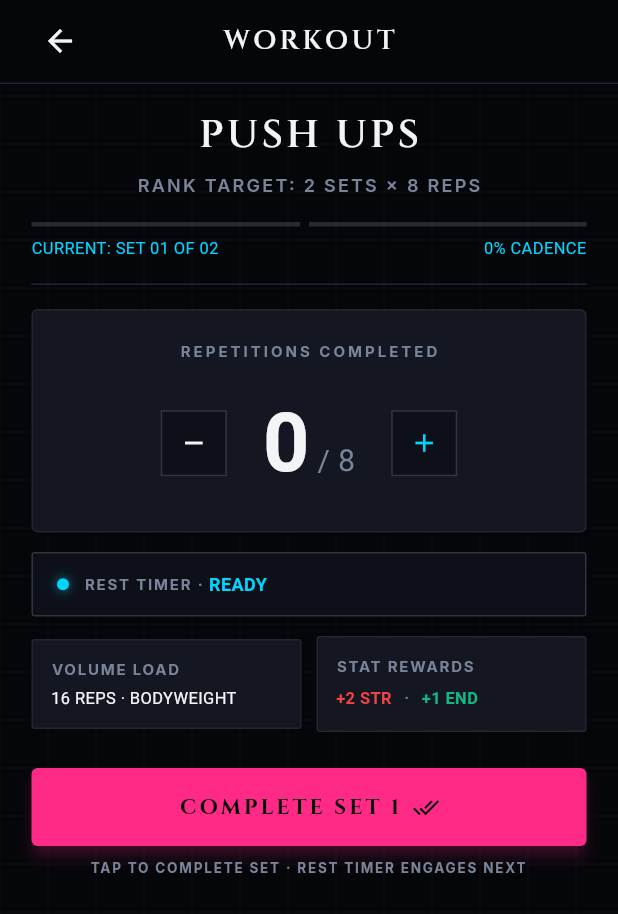
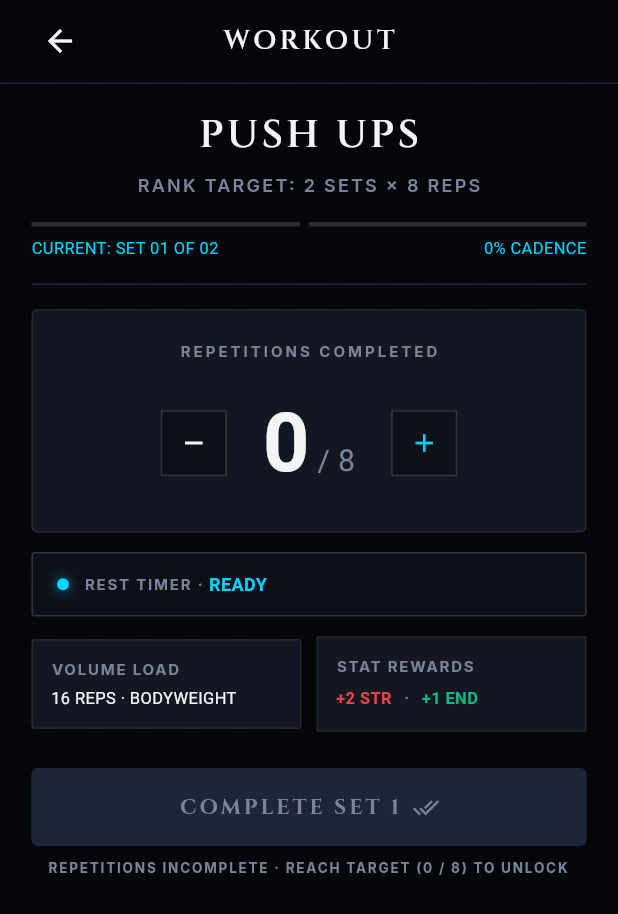
Before and after one commit to Ade-Nugraha48/levmaxreborn, a Flutter app: the WorkoutDetailPage screen opened by its route, on a phone screen of 412 x 824 dp. Shown: the top 914 px of the screen. Run offline on Flutter 3.47's test engine with Material 3 defaults, Android fonts, the phone set to English and light mode, and no system bars; our stand-ins replace fl_chart, flutter_local_notifications, flutter_map, geolocator, get, google_fonts and 6 more; accounts and stored records are empty; network calls fail.

Commit message:
fix(workout): wajibkan reps penuh sebelum dapat menyelesaikan set dan workout

```diff
--- a/lib/view/pages/workout_detail_page.dart
+++ b/lib/view/pages/workout_detail_page.dart
@@ -104,11 +104,12 @@ class _WorkoutDetailPageState extends State<WorkoutDetailPage> {
   }
 
   Future<void> _handleCompleteSet() async {
-    if (isSubmitting) return;
+    // Guard clause: strictly require targetReps reached and not resting or submitting
+    if (isSubmitting || isResting || currentReps < targetReps) {
+      return;
+    }
 
-    // Record reps completed in this set (if currentReps was dialed, use it; otherwise targetReps)
-    final repsForThisSet = currentReps > 0 ? currentReps : targetReps;
-    _totalRepsAccumulated += repsForThisSet;
+    _totalRepsAccumulated += currentReps;
 
     if (currentSet < totalSets) {
       setState(() {
@@ -188,6 +189,8 @@ class _WorkoutDetailPageState extends State<WorkoutDetailPage> {
   Widget build(BuildContext context) {
     final cadencePercent =
         ((currentSet - 1) / totalSets * 100).toInt().clamp(0, 100);
+    final bool canComplete =
+        !isSubmitting && !isResting && currentReps >= targetReps;
 
     return Scaffold(
       backgroundColor: AppColors.background,
@@ -603,15 +606,19 @@ class _WorkoutDetailPageState extends State<WorkoutDetailPage> {
                         width: double.infinity,
                         height: 52,
                         child: ElevatedButton(
-                          onPressed: isSubmitting ? null : _handleCompleteSet,
+                          onPressed: canComplete ? _handleCompleteSet : null,
                           style: ElevatedButton.styleFrom(
                             backgroundColor: AppColors.primary,
                             foregroundColor: AppColors.background,
+                            disabledBackgroundColor: const Color(0xFF1E2538),
+                            disabledForegroundColor: AppColors.textSecondary,
                             shape: RoundedRectangleBorder(
                               borderRadius: BorderRadius.circular(4),
                             ),
-                            elevation: 4,
-                            shadowColor: AppColors.primary.withValues(alpha: 0.5),
+                            elevation: canComplete ? 4 : 0,
+                            shadowColor: canComplete
+                                ? AppColors.primary.withValues(alpha: 0.5)
+                                : Colors.transparent,
                           ),
                           child: Row(
                             mainAxisAlignment: MainAxisAlignment.center,
@@ -621,13 +628,17 @@ class _WorkoutDetailPageState extends State<WorkoutDetailPage> {
                                     ? 'COMPLETE SET $currentSet'
                                     : 'COMPLETE WORKOUT',
                                 style: AppTextStyles.buttonCinzel(
-                                  color: AppColors.background,
+                                  color: canComplete
+                                      ? AppColors.background
+                                      : AppColors.textSecondary,
                                 ).copyWith(fontWeight: FontWeight.bold),
                               ),
                               const SizedBox(width: 8),
-                              const Icon(
+                              Icon(
                                 Icons.done_all,
-                                color: AppColors.background,
+                                color: canComplete
+                                    ? AppColors.background
+                                    : AppColors.textSecondary,
                                 size: 18,
                               ),
                             ],
@@ -636,12 +647,18 @@ class _WorkoutDetailPageState extends State<WorkoutDetailPage> {
                       ),
                       const SizedBox(height: 8),
                       Text(
-                        currentSet < totalSets
-                            ? 'TAP TO COMPLETE SET · REST TIMER ENGAGES NEXT'
-                            : 'FINAL SET COMPLETES QUEST & CLAIMS REWARDS',
+                        isResting
+                            ? 'REST TIMER ACTIVE · STANDBY OR SKIP REST TO PROCEED'
+                            : (currentReps < targetReps
+                                ? 'REPETITIONS INCOMPLETE · REACH TARGET ($currentReps / $targetReps) TO UNLOCK'
+                                : (currentSet < totalSets
+                                    ? 'TAP TO COMPLETE SET $currentSet · REST TIMER ENGAGES NEXT'
+                                    : 'FINAL SET COMPLETE · TAP TO FINISH WORKOUT & CLAIM REWARDS')),
                         textAlign: TextAlign.center,
                         style: AppTextStyles.labelMonoSmall(
-                          color: AppColors.textSecondary,
+                          color: canComplete
+                              ? AppColors.secondary
+                              : AppColors.textSecondary,
                         ).copyWith(fontSize: 9),
                       ),
                     ],
```
Also changed, not shown: lib/controller/quest_controller.dart (+19 -0 lines), 1 other file.
